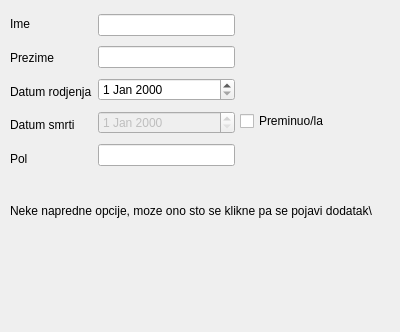
The window that ProjectAlmond/dialognovaosoba.ui (bozidarrr/RS15-14) describes before a commit, drawn with Qt 5.
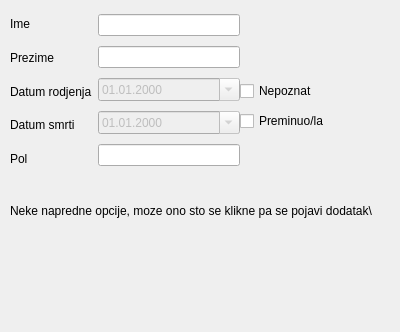
The same window after the commit.

```diff
--- a/ProjectAlmond/dialognovaosoba.ui
+++ b/ProjectAlmond/dialognovaosoba.ui
@@ -60,7 +60,7 @@
     <rect>
      <x>10</x>
      <y>10</y>
-     <width>225</width>
+     <width>230</width>
      <height>163</height>
     </rect>
    </property>
@@ -113,13 +113,29 @@
        <widget class="QLineEdit" name="unosPrezime"/>
       </item>
       <item>
-       <widget class="QDateEdit" name="unosRodjenje"/>
+       <widget class="QDateEdit" name="unosRodjenje">
+        <property name="enabled">
+         <bool>false</bool>
+        </property>
+        <property name="displayFormat">
+         <string>dd.MM.yyyy</string>
+        </property>
+        <property name="calendarPopup">
+         <bool>true</bool>
+        </property>
+       </widget>
       </item>
       <item>
        <widget class="QDateEdit" name="UnosSmrt">
         <property name="enabled">
          <bool>false</bool>
         </property>
+        <property name="displayFormat">
+         <string>dd.MM.yyyy</string>
+        </property>
+        <property name="calendarPopup">
+         <bool>true</bool>
+        </property>
        </widget>
       </item>
       <item>
@@ -129,6 +145,19 @@
     </item>
    </layout>
   </widget>
+  <widget class="QCheckBox" name="chkNepoznatDR">
+   <property name="geometry">
+    <rect>
+     <x>240</x>
+     <y>80</y>
+     <width>98</width>
+     <height>22</height>
+    </rect>
+   </property>
+   <property name="text">
+    <string>Nepoznat</string>
+   </property>
+  </widget>
  </widget>
  <resources/>
  <connections>
```
